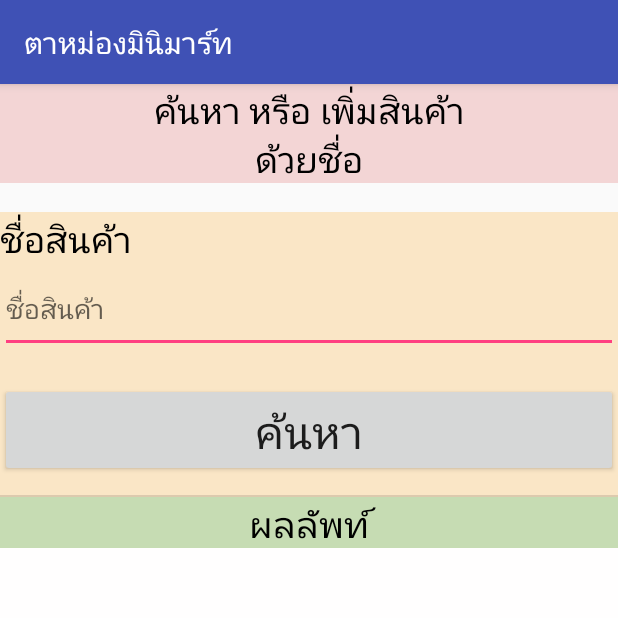
After one commit to millionape/minimartApp, an Android app: the SearchProduct screen opened directly, with no data from a screen before it, on a phone screen of 412 x 824 dp, the top half of it. The commit adds this screen. Run offline under Robolectric (Android 15) with nearby library versions, the phone set to English and light mode, and no system bars; our stand-ins replace Firebase (no records; nobody signed in at launch, a user with empty details on screens opened directly).

Commit message:
android kitkat layout fixed.

```diff
--- a/app/src/main/AndroidManifest.xml
+++ b/app/src/main/AndroidManifest.xml
@@ -9,7 +9,8 @@
         android:roundIcon="@drawable/ic_shopping_cart"
         android:supportsRtl="true"
         android:theme="@style/AppTheme">
-        <activity android:name=".OftenProduct"></activity>
+        <activity android:name=".SearchProduct"></activity>
+        <activity android:name=".OftenProduct" />
         <activity android:name=".ItemCreditList" />
         <activity android:name=".CreditShow" />
         <activity android:name=".CreditBill" />
--- a/app/src/main/java/com/notbytes/barcodereader/CreditBill.java
+++ b/app/src/main/java/com/notbytes/barcodereader/CreditBill.java
@@ -13,6 +13,7 @@ import android.view.View;
 import android.widget.AdapterView;
 import android.widget.Button;
 import android.widget.EditText;
+import android.widget.FrameLayout;
 import android.widget.LinearLayout;
 import android.widget.ListView;
 import android.widget.Toast;
@@ -39,6 +40,8 @@ public class CreditBill extends AppCompatActivity {
     protected void onCreate(Bundle savedInstanceState) {
         super.onCreate(savedInstanceState);
         setContentView(R.layout.activity_credit_bill);
+        final FrameLayout frame = (FrameLayout) findViewById(R.id.frameLay);
+        frame.bringToFront();
         LinearLayout bottomBox = (LinearLayout)findViewById(R.id.bottomBox);
         bottomBox.setVisibility(View.GONE);
         final ListView listView = (ListView)findViewById(R.id.listview);
@@ -107,6 +110,7 @@ public class CreditBill extends AppCompatActivity {
                 CustomAdapter adapter = new CustomAdapter(getApplicationContext(), names, infos , keys);
                 listView.setAdapter(adapter);
                 dialog.dismiss();
+                frame.bringToFront();
             }
 
             @Override
@@ -166,6 +170,7 @@ public class CreditBill extends AppCompatActivity {
                 return true;
             }
         });
+        frame.bringToFront();
 
 
     }
--- a/app/src/main/java/com/notbytes/barcodereader/MainActivity.java
+++ b/app/src/main/java/com/notbytes/barcodereader/MainActivity.java
@@ -31,6 +31,7 @@ public class MainActivity extends AppCompatActivity implements View.OnClickListe
         findViewById(R.id.btn_fragment).setOnClickListener(this);
         findViewById(R.id.button4).setOnClickListener(this);
         findViewById(R.id.button3).setOnClickListener(this);
+        findViewById(R.id.button6).setOnClickListener(this);
         mTvResult = findViewById(R.id.tv_result);
         mTvResultHeader = findViewById(R.id.tv_result_head);
     }
@@ -57,6 +58,10 @@ public class MainActivity extends AppCompatActivity implements View.OnClickListe
             case R.id.button3:
                 Intent i = new Intent(MainActivity.this,CreditBill.class);
                 startActivity(i);
+                break;
+            case R.id.button6:
+                Intent intent = new Intent(MainActivity.this,SearchProduct.class);
+                startActivity(intent);
                 break;
 //            case R.id.btn_activity:
 //                FragmentManager supportFragmentManager = getSupportFragmentManager();
--- /dev/null
+++ b/app/src/main/java/com/notbytes/barcodereader/SearchProduct.java
@@ -0,0 +1,110 @@
+package com.notbytes.barcodereader;
+
+import android.app.ProgressDialog;
+import android.content.Intent;
+import android.support.annotation.NonNull;
+import android.support.v7.app.AppCompatActivity;
+import android.os.Bundle;
+import android.view.View;
+import android.view.inputmethod.EditorInfo;
+import android.view.inputmethod.InputMethodManager;
+import android.widget.AdapterView;
+import android.widget.Button;
+import android.widget.EditText;
+import android.widget.ListView;
+import android.widget.TextView;
+import android.widget.Toast;
+
+import com.google.firebase.database.DataSnapshot;
+import com.google.firebase.database.DatabaseError;
+import com.google.firebase.database.DatabaseReference;
+import com.google.firebase.database.FirebaseDatabase;
+import com.google.firebase.database.ValueEventListener;
+
+import java.util.ArrayList;
+
+public class SearchProduct extends AppCompatActivity {
+    EditText inp;
+    TextView resultText;
+    Button searchBtn;
+    ListView listview;
+    FirebaseDatabase database;
+    DatabaseReference myRef;
+    ArrayList<ProductGetter> lst = new ArrayList<ProductGetter>();
+    ArrayList<ProductGetter> searchLst = new ArrayList<ProductGetter>();
+    @Override
+    protected void onCreate(Bundle savedInstanceState) {
+        super.onCreate(savedInstanceState);
+        setContentView(R.layout.activity_search_product);
+        inp = (EditText) findViewById(R.id.editText13);
+        resultText = (TextView)findViewById(R.id.textView30);
+        searchBtn = (Button) findViewById(R.id.button7);
+        listview = (ListView) findViewById(R.id.listview);
+        listview.setClickable(true);
+        final ProgressDialog dialog = new ProgressDialog(SearchProduct.this);
+        dialog.setMessage("กำลังโหลดข้อมูล รอสักครู่");
+        dialog.show();
+        database = FirebaseDatabase.getInstance();
+        myRef = database.getReference("datas");
+        myRef.addListenerForSingleValueEvent(new ValueEventListener() {
+            @Override
+            public void onDataChange(@NonNull DataSnapshot dataSnapshot) {
+                lst.clear();
+                for(DataSnapshot dt:dataSnapshot.getChildren()){
+                    ProductGetter item = dt.getValue(ProductGetter.class);
+                    if(item != null){
+                        lst.add(item);
+                    }
+                }
+                dialog.dismiss();
+            }
+
+            @Override
+            public void onCancelled(@NonNull DatabaseError databaseError) {
+
+            }
+        });
+        searchBtn.setOnClickListener(new View.OnClickListener() {
+            @Override
+            public void onClick(View view) {
+                final ProgressDialog dialog2 = new ProgressDialog(SearchProduct.this);
+                dialog2.setMessage("กำลังโหลดข้อมูล รอสักครู่");
+                dialog2.show();
+                int count = 0;
+                searchLst.clear();
+                String keyword = inp.getText().toString();
+                for(ProductGetter item:lst){
+                    if(item.getProduct_NAME().contains(keyword)){
+                        searchLst.add(item);
+                        count++;
+                    }
+                }
+                resultText.setText("ผลการค้นหา "+String.valueOf(count)+" รายการ");
+                Toast.makeText(SearchProduct.this,"ผลการค้นหา พบ "+String.valueOf(count)+" จำนวน",Toast.LENGTH_SHORT).show();
+                CustomAdapterProduct adapter = new CustomAdapterProduct(getApplicationContext(),searchLst);
+                listview.setAdapter(adapter);
+                try {
+                    InputMethodManager imm = (InputMethodManager)getSystemService(INPUT_METHOD_SERVICE);
+                    imm.hideSoftInputFromWindow(getCurrentFocus().getWindowToken(), 0);
+                } catch (Exception e) {
+                    // TODO: handle exception
+                }
+                dialog2.cancel();
+            }
+        });
+        listview.setOnItemClickListener(new AdapterView.OnItemClickListener() {
+            @Override
+            public void onItemClick(AdapterView<?> adapterView, View view, int i, long l) {
+                Intent intent = new Intent(SearchProduct.this,ProductInfoActivity.class);
+                Bundle b = new Bundle();
+                b.putString("barr",searchLst.get(i).getProduct_NUMBER()); //Your id
+                intent.putExtras(b);
+                startActivity(intent);
+            }
+        });
+
+
+
+    }
+
+}
--- /dev/null
+++ b/app/src/main/res/layout/activity_search_product.xml
@@ -0,0 +1,84 @@
+<?xml version="1.0" encoding="utf-8"?>
+<LinearLayout xmlns:android="http://schemas.android.com/apk/res/android"
+    xmlns:app="http://schemas.android.com/apk/res-auto"
+    xmlns:tools="http://schemas.android.com/tools"
+    android:layout_width="match_parent"
+    android:layout_height="match_parent"
+    android:orientation="vertical"
+    tools:context=".SearchProduct">
+
+    <TextView
+        android:id="@+id/textView28"
+        android:layout_width="match_parent"
+        android:layout_height="wrap_content"
+        android:background="#61E79999"
+        android:gravity="center"
+        android:text="ค้นหา หรือ เพิ่มสินค้า\nด้วยชื่อ"
+        android:textColor="#000000"
+        android:textSize="24sp" />
+
+    <Space
+        android:layout_width="match_parent"
+        android:layout_height="19dp" />
+
+    <LinearLayout
+        android:layout_width="match_parent"
+        android:layout_height="match_parent"
+        android:background="#3EF9A825"
+        android:orientation="vertical">
+
+        <TextView
+            android:id="@+id/textView29"
+            android:layout_width="match_parent"
+            android:layout_height="wrap_content"
+            android:text="ชื่อสินค้า"
+            android:textColor="#000000"
+            android:textSize="24sp" />
+
+        <EditText
+            android:id="@+id/editText13"
+            android:layout_width="match_parent"
+            android:layout_height="60dp"
+            android:ems="10"
+            android:hint="ชื่อสินค้า"
+            android:inputType="textPersonName" />
+
+        <Space
+            android:layout_width="match_parent"
+            android:layout_height="20dp" />
+
+        <Button
+            android:id="@+id/button7"
+            android:layout_width="match_parent"
+            android:layout_height="wrap_content"
+            android:text="ค้นหา"
+            android:textSize="30sp" />
+
+        <Space
+            android:layout_width="match_parent"
+            android:layout_height="12dp" />
+
+        <View
+            android:id="@+id/divider"
+            android:layout_width="match_parent"
+            android:layout_height="1dp"
+            android:background="?android:attr/listDivider" />
+
+        <TextView
+            android:id="@+id/textView30"
+            android:layout_width="match_parent"
+            android:layout_height="wrap_content"
+            android:background="#9AA5D6A7"
+            android:gravity="center"
+            android:text="ผลลัพท์"
+            android:textColor="#000000"
+            android:textSize="24sp" />
+
+        <ListView
+            android:id="@+id/listview"
+            android:layout_width="match_parent"
+            android:layout_height="match_parent"
+            android:background="#FAFFFFFF" />
+
+    </LinearLayout>
+</LinearLayout>
```
Also changed, not shown: app/src/main/java/com/notbytes/barcodereader/CustomAdapterProduct.java (added, +52 -0 lines), app/src/main/res/layout/activity_credit_bill.xml (+29 -26 lines), app/src/main/res/layout/activity_main.xml (+8 -1 lines).
